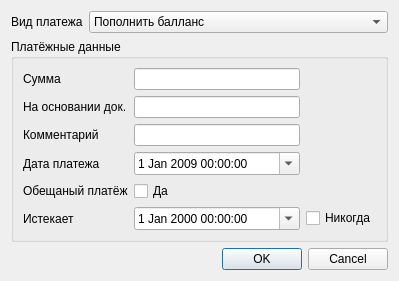
Above: mdi/forms/transation_edit.ui from brat002/ExpertBilling before the change. Below: the same form after it.
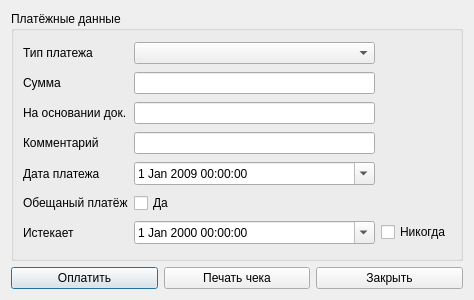
That is the form after the change.

What changed in the file:
```diff
--- a/mdi/forms/transation_edit.ui
+++ b/mdi/forms/transation_edit.ui
@@ -6,83 +6,62 @@
    <rect>
     <x>0</x>
     <y>0</y>
-    <width>399</width>
-    <height>275</height>
+    <width>474</width>
+    <height>300</height>
    </rect>
   </property>
   <property name="windowTitle">
    <string>Новая проводка для Dolphink</string>
   </property>
   <layout class="QGridLayout" name="gridLayout_2">
-   <item row="0" column="0">
-    <widget class="QLabel" name="pay_type_label">
-     <property name="text">
-      <string>Вид платежа</string>
-     </property>
-    </widget>
-   </item>
-   <item row="0" column="1" colspan="2">
-    <widget class="QComboBox" name="payed_type_edit">
-     <item>
-      <property name="text">
-       <string>Пополнить балланс</string>
-      </property>
-     </item>
-     <item>
-      <property name="text">
-       <string>Списать с балланса</string>
-      </property>
-     </item>
-    </widget>
-   </item>
    <item row="1" column="0" colspan="3">
     <widget class="QGroupBox" name="groupBox">
      <property name="title">
       <string>Платёжные данные</string>
      </property>
      <layout class="QGridLayout" name="gridLayout">
-      <item row="0" column="0">
+      <item row="1" column="0">
        <widget class="QLabel" name="summ_label">
         <property name="text">
          <string>Сумма</string>
         </property>
        </widget>
       </item>
-      <item row="0" column="1">
+      <item row="1" column="1">
        <widget class="QLineEdit" name="summ_edit"/>
       </item>
-      <item row="1" column="0">
+      <item row="2" column="0">
        <widget class="QLabel" name="payed_document_label">
         <property name="text">
          <string>На основании док.</string>
         </property>
        </widget>
       </item>
-      <item row="1" column="1">
+      <item row="2" column="1">
        <widget class="QLineEdit" name="payed_document_edit">
         <property name="frame">
          <bool>true</bool>
         </property>
        </widget>
       </item>
-      <item row="2" column="0">
+      <item row="3" column="0">
        <widget class="QLabel" name="label">
         <property name="text">
          <string>Комментарий</string>
         </property>
        </widget>
       </item>
-      <item row="2" column="1">
+      <item row="3" column="1">
        <widget class="QLineEdit" name="lineEdit"/>
       </item>
-      <item row="3" column="0">
+      <item row="4" column="0">
        <widget class="QLabel" name="label_paymend_date">
         <property name="text">
          <string>Дата платежа</string>
         </property>
        </widget>
       </item>
-      <item row="3" column="1">
+      <item row="4" column="1">
        <widget class="QDateTimeEdit" name="dateTimeEdit_paymend_date">
         <property name="frame">
          <bool>true</bool>
@@ -102,51 +81,78 @@
         </property>
        </widget>
       </item>
-      <item row="4" column="0">
+      <item row="5" column="0">
        <widget class="QLabel" name="label_promise">
         <property name="text">
          <string>Обещаный платёж</string>
         </property>
        </widget>
       </item>
-      <item row="4" column="1">
+      <item row="5" column="1">
        <widget class="QCheckBox" name="checkBox_promise">
         <property name="text">
          <string>Да</string>
         </property>
        </widget>
       </item>
-      <item row="5" column="0">
+      <item row="6" column="0">
        <widget class="QLabel" name="label_end_promise">
         <property name="text">
          <string>Истекает</string>
         </property>
        </widget>
       </item>
-      <item row="5" column="1">
+      <item row="6" column="1">
        <widget class="QDateTimeEdit" name="dateTimeEdit_end_promise">
         <property name="calendarPopup">
          <bool>true</bool>
         </property>
        </widget>
       </item>
-      <item row="5" column="2">
+      <item row="6" column="2">
        <widget class="QCheckBox" name="checkBox_promise_infinite">
         <property name="text">
          <string>Никогда</string>
         </property>
        </widget>
       </item>
+      <item row="0" column="0">
+       <widget class="QLabel" name="pay_type_label">
+        <property name="text">
+         <string>Тип платежа</string>
+        </property>
+       </widget>
+      </item>
+      <item row="0" column="1">
+       <widget class="QComboBox" name="comboBox_transactiontype"/>
+      </item>
      </layout>
     </widget>
    </item>
+   <item row="2" column="0">
+    <widget class="QPushButton" name="pushButton_pay">
+     <property name="text">
+      <string>Оплатить</string>
+     </property>
+     <property name="default">
+      <bool>true</bool>
+     </property>
+     <property name="flat">
+      <bool>false</bool>
+     </property>
+    </widget>
+   </item>
+   <item row="2" column="1">
+    <widget class="QPushButton" name="pushButton">
+     <property name="text">
+      <string>Печать чека</string>
+     </property>
+    </widget>
+   </item>
    <item row="2" column="2">
-    <widget class="QDialogButtonBox" name="buttonBox">
-     <property name="orientation">
-      <enum>Qt::Horizontal</enum>
-     </property>
-     <property name="standardButtons">
-      <set>QDialogButtonBox::Cancel|QDialogButtonBox::Ok</set>
+    <widget class="QPushButton" name="pushButton_2">
+     <property name="text">
+      <string>Закрыть</string>
      </property>
     </widget>
    </item>
```
Left out of the diff: 50 changed lines with no effect on the pictures.
